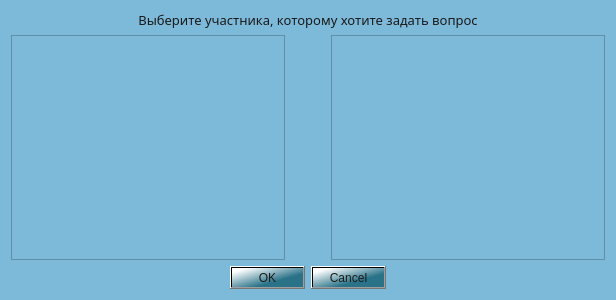
Above: Client/jeducation-v0.1/ask.ui from Avedik/Desktop-application-IEducation before the change. Below: the same form after it.
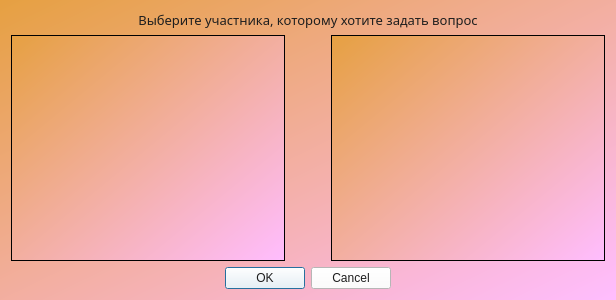
That is the form after the change.

What changed in the file:
```diff
--- a/Client/jeducation-v0.1/ask.ui
+++ b/Client/jeducation-v0.1/ask.ui
@@ -20,8 +20,8 @@
    <string>Задать вопрос</string>
   </property>
   <property name="styleSheet">
-   <string notr="true">background-color: rgb(125, 185, 217);
-</string>
+   <string notr="true">background:transparent;
+background-color: qlineargradient(spread:pad, x1:0, y1:0, x2:1, y2:1, stop:0 rgba(230, 160, 65, 255), stop:1 rgba(255, 189, 255, 255));</string>
   </property>
   <layout class="QVBoxLayout" name="verticalLayout_4">
    <item>
@@ -33,7 +33,9 @@
       </font>
      </property>
      <property name="styleSheet">
-      <string notr="true">color: rgb(26, 26, 26);</string>
+      <string notr="true">background:transparent;
+color: rgb(30, 30, 30);
+</string>
      </property>
      <property name="text">
       <string>Выберите участника, которому хотите задать вопрос</string>
@@ -99,8 +101,9 @@
           </font>
          </property>
          <property name="styleSheet">
-          <string notr="true">background-color: qlineargradient(spread:pad, x1:0.652, y1:0.67, x2:0.096, y2:0.136227, stop:0 rgba(41, 114, 136, 255), stop:1 rgba(255, 255, 255, 255));
-color: rgb(27, 27, 27);
+          <string notr="true">background-color: rgb(255, 255, 255);
+color: rgb(29, 29, 29);
+
 </string>
          </property>
          <property name="orientation">
```
